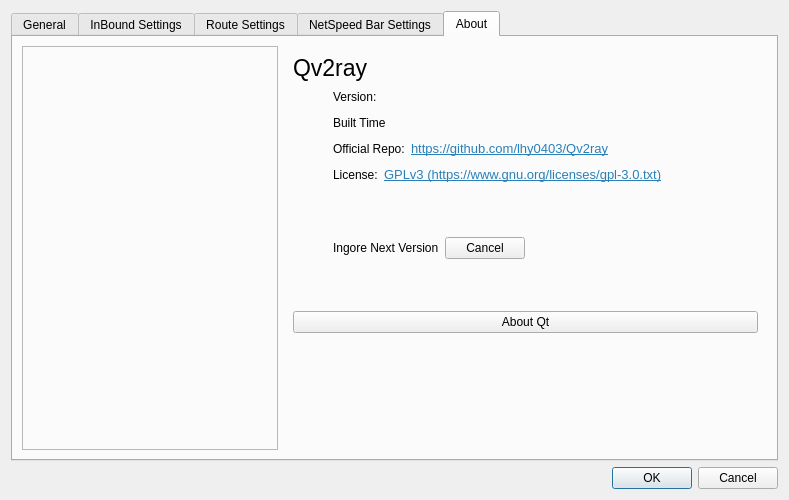
Old version of the form src/ui/w_PrefrencesWindow.ui in the repository darsvador/qvssr.
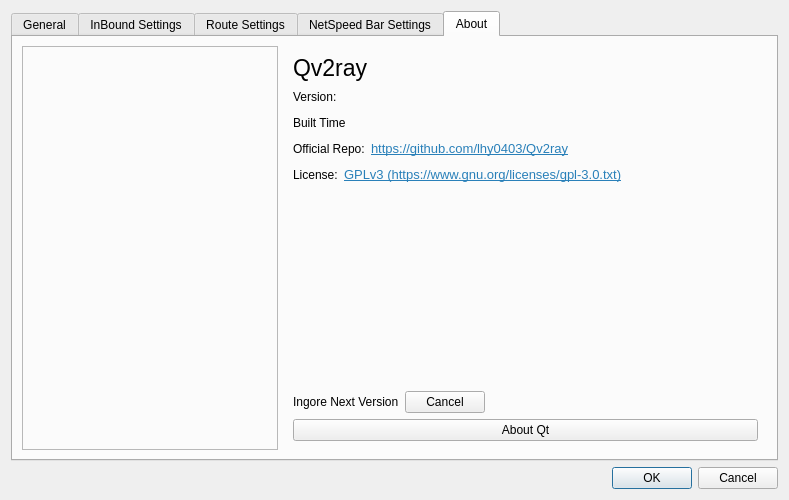
New version of the form. The open tabs and pages were chosen to show the change. Icons and pictures are not drawn.

Diff of the .ui file:
```diff
--- a/src/ui/w_PrefrencesWindow.ui
+++ b/src/ui/w_PrefrencesWindow.ui
@@ -845,17 +845,8 @@
        </item>
        <item>
         <widget class="QFrame" name="formFrame">
-         <layout class="QFormLayout" name="formLayout_6">
-          <property name="rowWrapPolicy">
-           <enum>QFormLayout::WrapAllRows</enum>
-          </property>
-          <property name="labelAlignment">
-           <set>Qt::AlignLeading|Qt::AlignLeft|Qt::AlignVCenter</set>
-          </property>
-          <property name="formAlignment">
-           <set>Qt::AlignLeading|Qt::AlignLeft|Qt::AlignTop</set>
-          </property>
-          <item row="0" column="0">
+         <layout class="QVBoxLayout" name="verticalLayout_4">
+          <item>
            <widget class="QLabel" name="label_20">
             <property name="font">
              <font>
@@ -867,21 +858,8 @@
             </property>
            </widget>
           </item>
-          <item row="2" column="0">
+          <item>
            <layout class="QHBoxLayout" name="horizontalLayout_6">
-            <item>
-             <spacer name="horizontalSpacer">
-              <property name="orientation">
-               <enum>Qt::Horizontal</enum>
-              </property>
-              <property name="sizeHint" stdset="0">
-               <size>
-                <width>40</width>
-                <height>20</height>
-               </size>
-              </property>
-             </spacer>
-            </item>
             <item>
              <widget class="QLabel" name="label_24">
               <property name="text">
@@ -898,23 +876,56 @@
               </property>
              </widget>
             </item>
+            <item>
+             <spacer name="horizontalSpacer">
+              <property name="orientation">
+               <enum>Qt::Horizontal</enum>
+              </property>
+              <property name="sizeHint" stdset="0">
+               <size>
+                <width>40</width>
+                <height>20</height>
+               </size>
+              </property>
+             </spacer>
+            </item>
            </layout>
           </item>
-          <item row="4" column="0">
+          <item>
+           <layout class="QHBoxLayout" name="horizontalLayout_7">
+            <item>
+             <widget class="QLabel" name="label_26">
+              <property name="text">
+               <string>Built Time</string>
+              </property>
+             </widget>
+            </item>
+            <item>
+             <widget class="QLabel" name="qvBuildTime">
+              <property name="font">
+               <font>
+                <pointsize>10</pointsize>
+               </font>
+              </property>
+             </widget>
+            </item>
+            <item>
+             <spacer name="horizontalSpacer_2">
+              <property name="orientation">
+               <enum>Qt::Horizontal</enum>
+              </property>
+              <property name="sizeHint" stdset="0">
+               <size>
+                <width>40</width>
+                <height>20</height>
+               </size>
+              </property>
+             </spacer>
+            </item>
+           </layout>
+          </item>
+          <item>
            <layout class="QHBoxLayout" name="horizontalLayout_8">
-            <item>
-             <spacer name="horizontalSpacer_3">
-              <property name="orientation">
-               <enum>Qt::Horizontal</enum>
-              </property>
-              <property name="sizeHint" stdset="0">
-               <size>
-                <width>40</width>
-                <height>20</height>
-               </size>
-              </property>
-             </spacer>
-            </item>
             <item>
              <widget class="QLabel" name="label_27">
               <property name="text">
@@ -949,23 +960,23 @@
               </property>
              </widget>
             </item>
+            <item>
+             <spacer name="horizontalSpacer_3">
+              <property name="orientation">
+               <enum>Qt::Horizontal</enum>
+              </property>
+              <property name="sizeHint" stdset="0">
+               <size>
+                <width>40</width>
+                <height>20</height>
+               </size>
+              </property>
+             </spacer>
+            </item>
            </layout>
           </item>
-          <item row="5" column="0">
+          <item>
            <layout class="QHBoxLayout" name="horizontalLayout_9">
-            <item>
-             <spacer name="horizontalSpacer_5">
-              <property name="orientation">
-               <enum>Qt::Horizontal</enum>
-              </property>
-              <property name="sizeHint" stdset="0">
-               <size>
-                <width>40</width>
-                <height>20</height>
-               </size>
-              </property>
-             </spacer>
-            </item>
             <item>
              <widget class="QLabel" name="label_29">
               <property name="text">
@@ -1000,35 +1011,22 @@
               </property>
              </widget>
             </item>
+            <item>
+             <spacer name="horizontalSpacer_5">
+              <property name="orientation">
+               <enum>Qt::Horizontal</enum>
+              </property>
+              <property name="sizeHint" stdset="0">
+               <size>
+                <width>40</width>
+                <height>20</height>
+               </size>
+              </property>
+             </spacer>
+            </item>
            </layout>
           </item>
-          <item row="9" column="0">
-           <spacer name="verticalSpacer1">
-            <property name="orientation">
-             <enum>Qt::Vertical</enum>
-            </property>
-            <property name="sizeHint" stdset="0">
-             <size>
-              <width>20</width>
-              <height>40</height>
-             </size>
-            </property>
-           </spacer>
-          </item>
-          <item row="9" column="1">
-           <widget class="QPushButton" name="aboutQt">
-            <property name="minimumSize">
-             <size>
-              <width>206</width>
-              <height>0</height>
-             </size>
-            </property>
-            <property name="text">
-             <string>About Qt</string>
-            </property>
-           </widget>
-          </item>
-          <item row="7" column="0">
+          <item>
            <spacer name="verticalSpacer1_2">
             <property name="orientation">
              <enum>Qt::Vertical</enum>
@@ -1041,21 +1039,8 @@
             </property>
            </spacer>
           </item>
-          <item row="8" column="0">
+          <item>
            <layout class="QHBoxLayout" name="horizontalLayout_10">
-            <item>
-             <spacer name="horizontalSpacer_4">
-              <property name="orientation">
-               <enum>Qt::Horizontal</enum>
-              </property>
-              <property name="sizeHint" stdset="0">
-               <size>
-                <width>40</width>
-                <height>20</height>
-               </size>
-              </property>
-             </spacer>
-            </item>
             <item>
              <widget class="QLabel" name="label_23">
               <property name="text">
@@ -1077,12 +1062,8 @@
               </property>
              </widget>
             </item>
-           </layout>
-          </item>
-          <item row="3" column="0">
-           <layout class="QHBoxLayout" name="horizontalLayout_7">
             <item>
-             <spacer name="horizontalSpacer_2">
+             <spacer name="horizontalSpacer_4">
               <property name="orientation">
                <enum>Qt::Horizontal</enum>
               </property>
@@ -1094,24 +1075,21 @@
               </property>
              </spacer>
             </item>
-            <item>
-             <widget class="QLabel" name="label_26">
-              <property name="text">
-               <string>Built Time</string>
-              </property>
-             </widget>
-            </item>
-            <item>
-             <widget class="QLabel" name="qvBuildTime">
-              <property name="font">
-               <font>
-                <pointsize>10</pointsize>
-               </font>
-              </property>
-             </widget>
-            </item>
            </layout>
           </item>
+          <item>
+           <widget class="QPushButton" name="aboutQt">
+            <property name="minimumSize">
+             <size>
+              <width>206</width>
+              <height>0</height>
+             </size>
+            </property>
+            <property name="text">
+             <string>About Qt</string>
+            </property>
+           </widget>
+          </item>
          </layout>
         </widget>
        </item>
```
Left out of the diff: 4 changed lines with no effect on the pictures.
